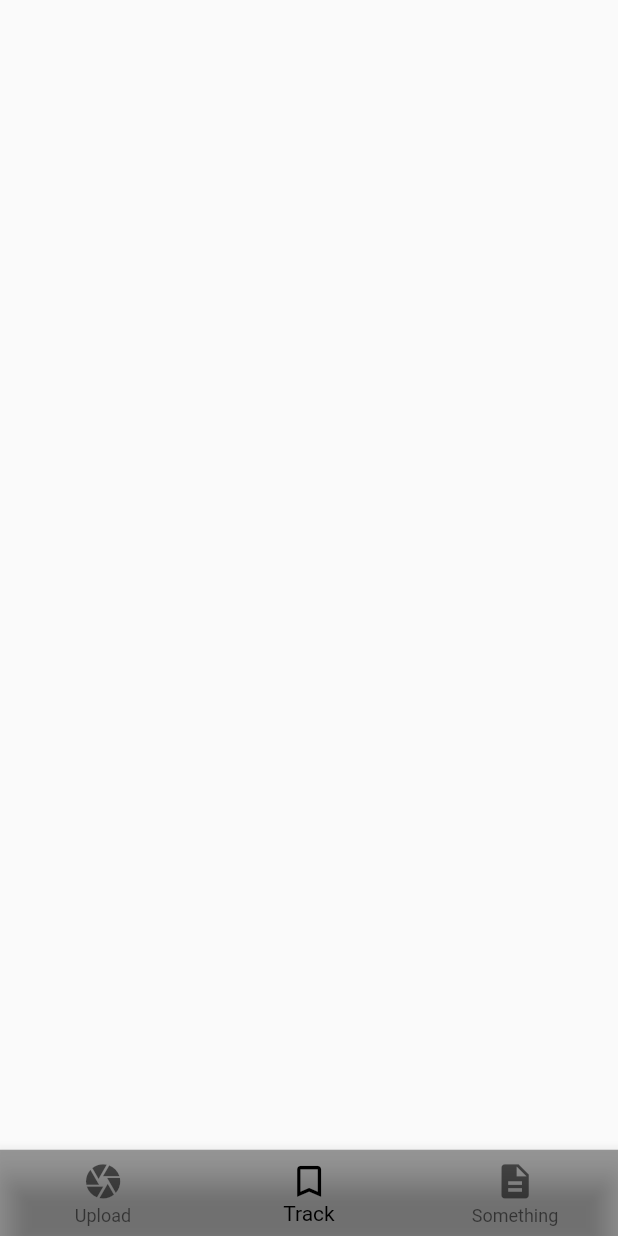
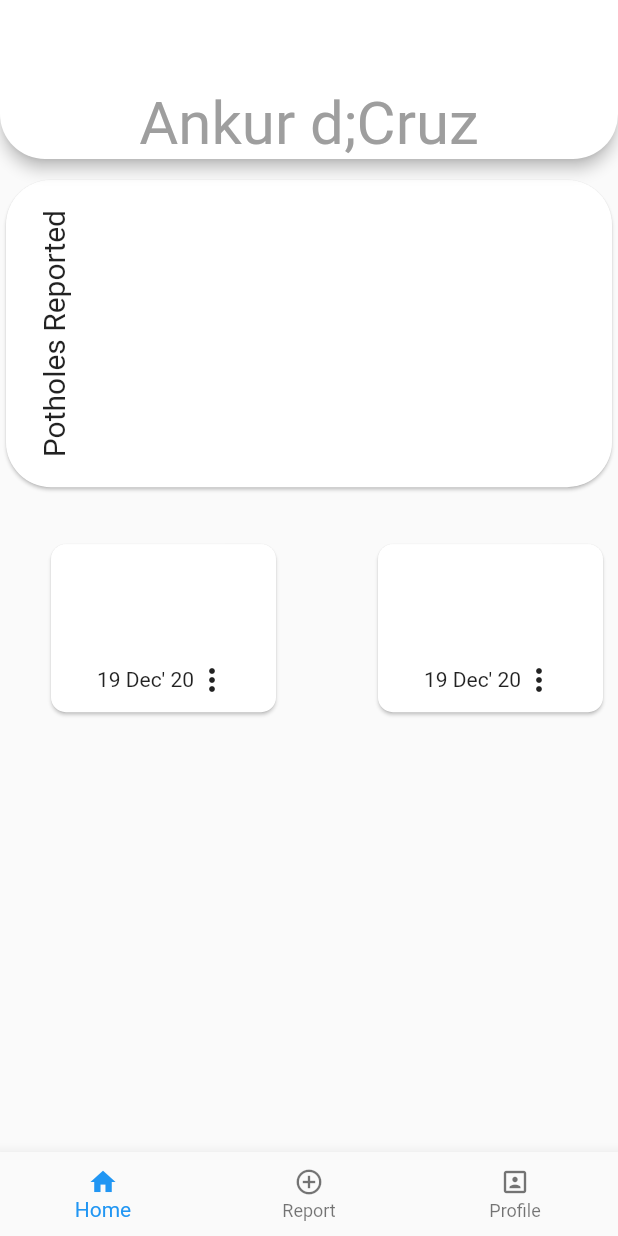
Before and after one commit to mayan-sharma/SIH, a Flutter app: the screen it shows after launch, on a phone screen of 412 x 824 dp. Run offline on Flutter 3.47's test engine with Material 2 defaults, Android fonts, the light colour scheme and no system bars.

Commit message:
Nav and state

```diff
--- /dev/null
+++ b/lib/home.dart
@@ -0,0 +1,119 @@
+import 'package:flutter/material.dart';
+
+class Home extends StatelessWidget {
+  @override
+  Widget build(BuildContext context) {
+    return MaterialApp(
+      home: Scaffold(
+        appBar: AppBar(
+          backgroundColor: Colors.white,
+          titleSpacing: 0,
+          shape: RoundedRectangleBorder(
+            borderRadius: BorderRadius.vertical(
+              bottom: Radius.circular(30),
+            ),
+          ),
+          bottom: PreferredSize(
+              child: Align(
+                alignment: Alignment.center,
+                child: Text(
+                  "Ankur d;Cruz",
+                  style: TextStyle(
+                    color: Colors.grey[500],
+                    fontSize: 40.0,
+                  ),
+                ),
+              ),
+              preferredSize: Size.fromHeight(50)),
+        ),
+        body: Column(
+          children: <Widget>[Cards(), Carousel()],
+        ),
+      ),
+    );
+  }
+}
+
+class Cards extends StatelessWidget {
+  @override
+  Widget build(BuildContext context) {
+    return Container(
+        margin: EdgeInsets.only(top: 10),
+        child: Card(
+            shape: RoundedRectangleBorder(
+                borderRadius: BorderRadius.all(Radius.circular(30))),
+            child: Row(children: <Widget>[
+              Padding(
+                padding: EdgeInsets.all(20),
+                child: RotatedBox(
+                    quarterTurns: 3,
+                    child: Text(
+                      "Potholes Reported",
+                      style: TextStyle(
+                        fontSize: 20,
+                      ),
+                    )),
+              ),
+            ])));
+  }
+}
+
+class Carousel extends StatelessWidget {
+  @override
+  Widget build(BuildContext context) {
+    return Container(
+        margin: EdgeInsets.symmetric(vertical: 0.0),
+        height: 180.0,
+        child: ListView(
+          // This next line does the trick.
+          scrollDirection: Axis.horizontal,
+          children: <Widget>[
+            Container(
+              padding: EdgeInsets.all(20),
+              margin: EdgeInsets.all(10),
+              child: Reports(),
+            ),
+            Container(
+              padding: EdgeInsets.all(20),
+              margin: EdgeInsets.all(10),
+              child: Reports(),
+            ),
+            Container(
+              padding: EdgeInsets.all(20),
+              margin: EdgeInsets.all(10),
+              child: Reports(),
+            ),
+            Container(
+              padding: EdgeInsets.all(20),
+              margin: EdgeInsets.all(10),
+              child: Reports(),
+            ),
+            Container(
+              padding: EdgeInsets.all(20),
+              margin: EdgeInsets.all(10),
+              child: Reports(),
+            ),
+          ],
+        ));
+  }
+}
+
+class Reports extends StatelessWidget {
+  @override
+  Widget build(BuildContext context) {
+    return Container(
+        child: Card(
+            shape: RoundedRectangleBorder(
+                borderRadius: BorderRadius.all(Radius.circular(10))),
+            child: Column(
+              mainAxisAlignment: MainAxisAlignment.spaceAround,
+              children: <Widget>[
+                SizedBox(height: 50, width: 150),
+                Row(
+                  mainAxisAlignment: MainAxisAlignment.spaceAround,
+                  children: <Widget>[Text("19 Dec' 20"), Icon(Icons.more_vert)],
+                )
+              ],
+            )));
+  }
+}
--- a/lib/main.dart
+++ b/lib/main.dart
@@ -1,75 +1,52 @@
 import 'package:flutter/material.dart';
+import 'home.dart';
+import 'report.dart';
+import 'profile.dart';
 
-void main() => runApp(NavBar());
+final Color darkBlue = Color.fromARGB(255, 18, 32, 47);
 
-class NavBar extends StatelessWidget {
-  @override
+void main() {
+  runApp(MyApp());
+}
+
+class MyApp extends StatefulWidget {
+  State<StatefulWidget> createState() {
+    return MyAppState();
+  }
+}
+
+class MyAppState extends State<MyApp> {
+  int currentIndex = 0;
+  final List<Widget> children = [
+    Home(),
+    Report(),
+    Profile(),
+  ];
   Widget build(BuildContext context) {
     return MaterialApp(
-      title: "NOICE NOICE",
       home: Scaffold(
+        body: children[currentIndex],
         bottomNavigationBar: BottomNavigationBar(
-          backgroundColor: Colors.black38,
-          iconSize: 27.5,
-          currentIndex: 1,
-          selectedItemColor: Colors.black,
+          iconSize: 20,
+          onTap: onTapped,
+          currentIndex: currentIndex,
           items: [
             BottomNavigationBarItem(
-              icon: Icon(Icons.camera),
-              title: Text("Upload"),
-            ),
+                icon: Icon(Icons.home), title: Text('Home')),
             BottomNavigationBarItem(
-              icon: Icon(Icons.bookmark_border),
-              title: Text("Track"),
-            ),
+                icon: Icon(Icons.add_circle_outline), title: Text('Report')),
             BottomNavigationBarItem(
-              icon: Icon(Icons.description),
-              title: Text("Something"),
-            ),
+                icon: Icon(Icons.portrait), title: Text('Profile')),
           ],
         ),
       ),
+      debugShowCheckedModeBanner: false,
     );
   }
-}
 
-class TrackRoute extends StatelessWidget {
-  @override
-  Widget build(BuildContext context) {
-    return MaterialApp(
-      home: Scaffold(
-        body: Center(child: Text('TRACK')),
-      ),
-    );
+  void onTapped(int index) {
+    setState(() {
+      currentIndex = index;
+    });
   }
 }
-
-// class FirstRoute extends StatelessWidget {
-//   @override
-//   Widget build(BuildContext context) {
-//     return MaterialApp(
-//       title: 'Heading',
-//       home: Scaffold(
-//         appBar: AppBar(
-//           title: Center(
-//             child: Text("Futali"),
-//           ),
-//         ),
-//         body: ,
-//       ),
-//     );
-//   }
-// }
-
-// class SecondRoute extends StatelessWidget {
-//   @override
-//   Widget build(BuildContext context) {
-//     return MaterialApp(
-//       title: 'Hello',
-//       home: Scaffold(
-//         appBar: AppBar(title: Center(child: Text("Second Page"))),
-//         body: Text("Hello"),
-//       ),
-//     );
-//   }
-// }
--- /dev/null
+++ b/lib/profile.dart
@@ -0,0 +1,9 @@
+import 'package:flutter/material.dart';
+
+class Profile extends StatelessWidget {
+  Widget build(BuildContext context) {
+    return Container(
+      child: Center(child: Text('Gay')),
+    );
+  }
+}
--- /dev/null
+++ b/lib/report.dart
@@ -0,0 +1,9 @@
+import 'package:flutter/material.dart';
+
+class Report extends StatelessWidget {
+  Widget build(BuildContext context) {
+    return Container(
+      child: Center(child: Text('Ankur is')),
+    );
+  }
+}
```
